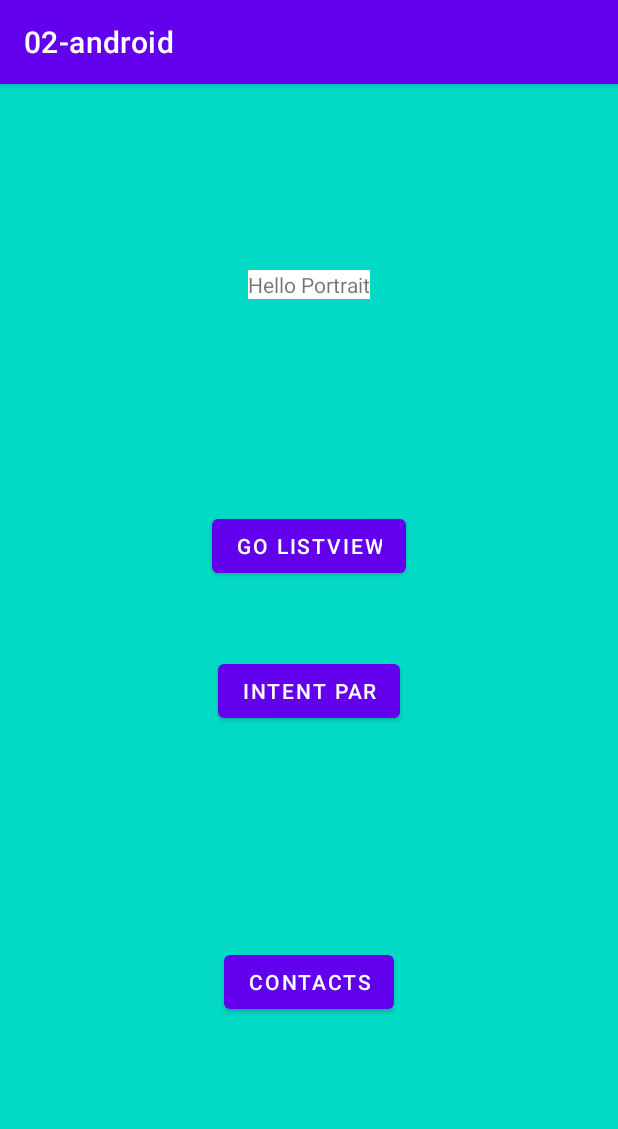
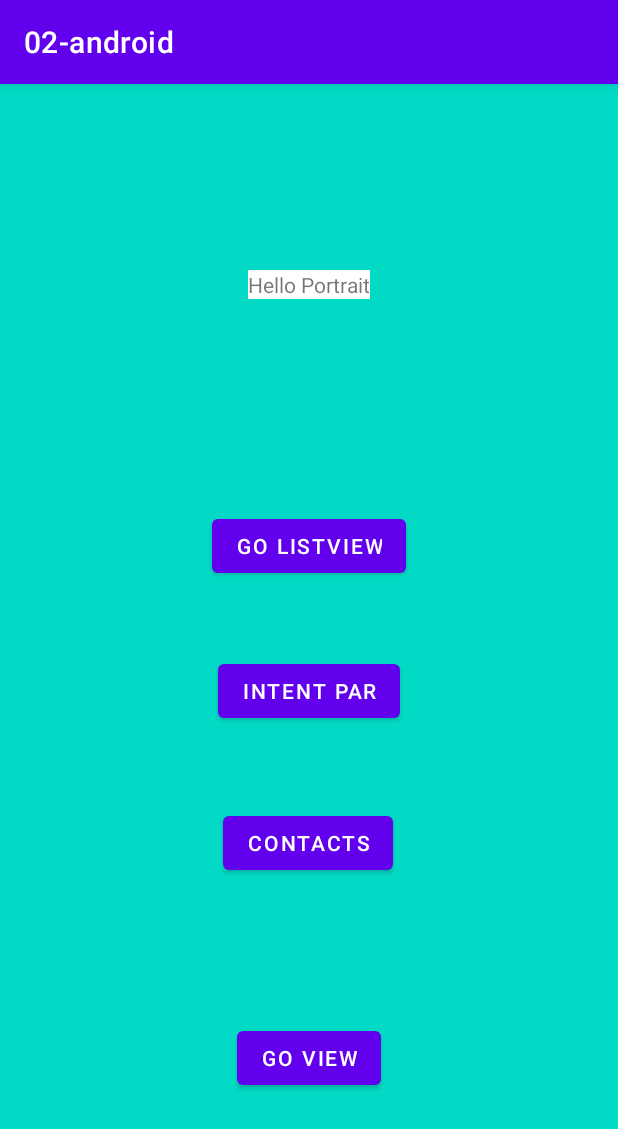
Before and after one commit to 2020-B-Aplicaciones-Moviles-Computacion/AMC-charco-cuenca-alex-vladimir, an Android app: the screen it shows after launch (MainActivity), on a phone screen of 412 x 824 dp. Shown: the top 1129 px of the screen. Run offline under Robolectric (Android 15) with nearby library versions, the phone set to English and light mode, and no system bars.

Commit message:
Clase 15 - Recycle View 2

```diff
--- a/02-android/app/src/main/AndroidManifest.xml
+++ b/02-android/app/src/main/AndroidManifest.xml
@@ -9,7 +9,8 @@
         android:roundIcon="@mipmap/ic_launcher_round"
         android:supportsRtl="true"
         android:theme="@style/Theme.02android">
-        <activity android:name=".CIntentRespuesta"></activity>
+        <activity android:name=".GRecycleView"></activity>
+        <activity android:name=".CIntentRespuesta" />
         <activity android:name=".CIntentExplicitParameters" />
         <activity android:name=".BListView">
             <intent-filter>
--- a/02-android/app/src/main/java/com/example/a02_android/MainActivity.kt
+++ b/02-android/app/src/main/java/com/example/a02_android/MainActivity.kt
@@ -6,6 +6,7 @@ import android.os.Bundle
 import android.os.Parcelable
 import android.util.Log
 import android.widget.Button
+import androidx.recyclerview.widget.RecyclerView
 import java.util.*
 import kotlin.collections.ArrayList
 
@@ -61,6 +62,18 @@ class MainActivity : AppCompatActivity() {
                 CODIGO_ACTUALIZAR_DATOS
             )
         }
+
+        val btnGoRecycleView = findViewById<Button>(
+            R.id.btn_go_recycle_view
+        )
+        btnGoRecycleView
+            .setOnClickListener{
+                irActividad(
+                    GRecycleView::class.java
+                )
+            }
+
+
 
         //final de onCreate
         /*
--- a/02-android/app/src/main/java/com/example/a02_android/RecyclerViewAdaptadorNomCed.kt
+++ b/02-android/app/src/main/java/com/example/a02_android/RecyclerViewAdaptadorNomCed.kt
@@ -9,7 +9,7 @@ import android.widget.TextView
 
 class RecyclerViewAdaptadorNomCed(
     private val listaEntrenador :List<BEntrenador>,
-    private val contexto: Class<*>,
+    private val contexto: GRecycleView,
     private val recycleView:androidx.recyclerview.widget.RecyclerView
     ):androidx.recyclerview.widget.
     RecyclerView.Adapter<RecyclerViewAdaptadorNomCed.MyViewHolder>()
@@ -35,6 +35,7 @@ class RecyclerViewAdaptadorNomCed(
         fun anadirLike(){
             this.numlikes++
             likesTextView.text=this.numlikes.toString()
+            contexto.increaseTotalLikes()
         }
     }
 
@@ -71,4 +72,5 @@ class RecyclerViewAdaptadorNomCed(
         holder.accionButon.text="Like ${user.name}"
         holder.likesTextView.text="0"
     }
+
 }
--- a/02-android/app/src/main/res/layout/activity_main.xml
+++ b/02-android/app/src/main/res/layout/activity_main.xml
@@ -59,7 +59,19 @@
         android:text="Contacts"
         app:layout_constraintBottom_toBottomOf="parent"
         app:layout_constraintEnd_toEndOf="parent"
+        app:layout_constraintHorizontal_bias="0.498"
         app:layout_constraintStart_toStartOf="parent"
-        app:layout_constraintTop_toBottomOf="@+id/btn_ir_intent_explicito_parametros" />
+        app:layout_constraintTop_toBottomOf="@+id/btn_ir_intent_explicito_parametros"
+        app:layout_constraintVertical_bias="0.183" />
+
+    <Button
+        android:id="@+id/btn_go_recycle_view"
+        android:layout_width="wrap_content"
+        android:layout_height="wrap_content"
+        android:text="Go View"
+        app:layout_constraintBottom_toBottomOf="parent"
+        app:layout_constraintEnd_toEndOf="parent"
+        app:layout_constraintStart_toStartOf="parent"
+        app:layout_constraintTop_toBottomOf="@+id/btn_ir_intent_con_respuesta" />
 
 </androidx.constraintlayout.widget.ConstraintLayout>
```
Also changed, not shown: 02-android/app/src/main/java/com/example/a02_android/GRecycleView.kt (added, +62 -0 lines), 02-android/app/src/main/res/layout/activity_g_recycle_view.xml (added, +43 -0 lines).
